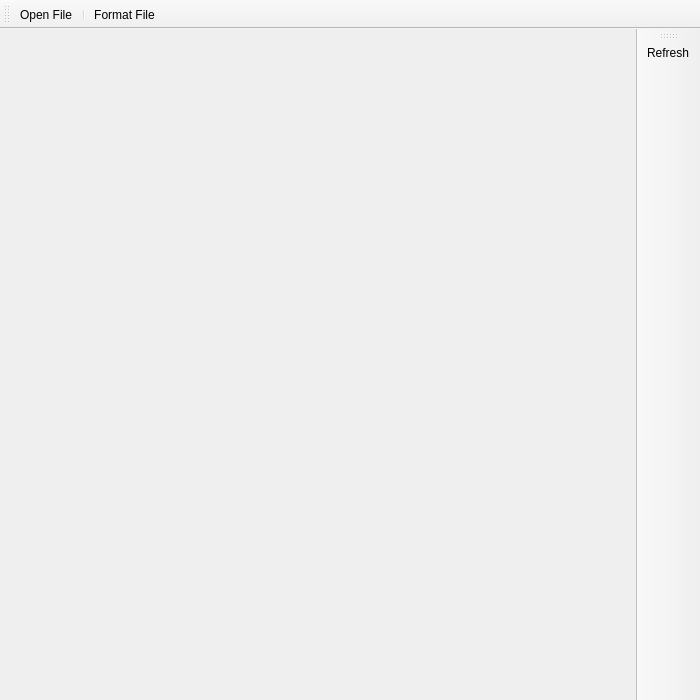
First picture: the form in QtLancifolium.ui, repository Lancifolium/QtLancifolium, before the edit.
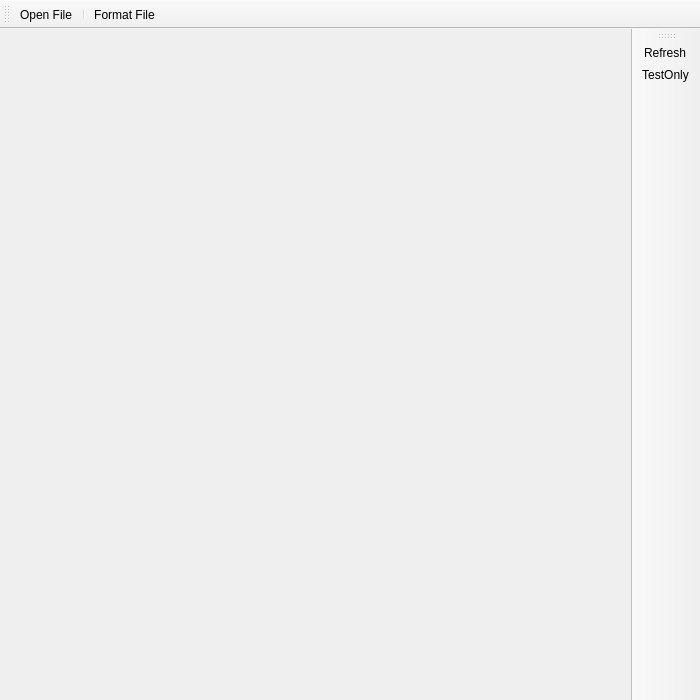
Second picture: the form after the edit. Icons and pictures are not drawn.

The edit to the form file:
```diff
--- a/QtLancifolium.ui
+++ b/QtLancifolium.ui
@@ -35,6 +35,7 @@
     <bool>false</bool>
    </attribute>
    <addaction name="actionRefresh"/>
+   <addaction name="actionTestOnly"/>
   </widget>
   <widget class="QToolBar" name="toolbar">
    <property name="windowTitle">
@@ -105,6 +106,17 @@
     <string>Alt+F</string>
    </property>
   </action>
+  <action name="actionTestOnly">
+   <property name="checkable">
+    <bool>true</bool>
+   </property>
+   <property name="text">
+    <string>TestOnly</string>
+   </property>
+   <property name="toolTip">
+    <string>aaaaaaaaaaaaa</string>
+   </property>
+  </action>
  </widget>
  <layoutdefault spacing="6" margin="11"/>
  <resources/>
```
